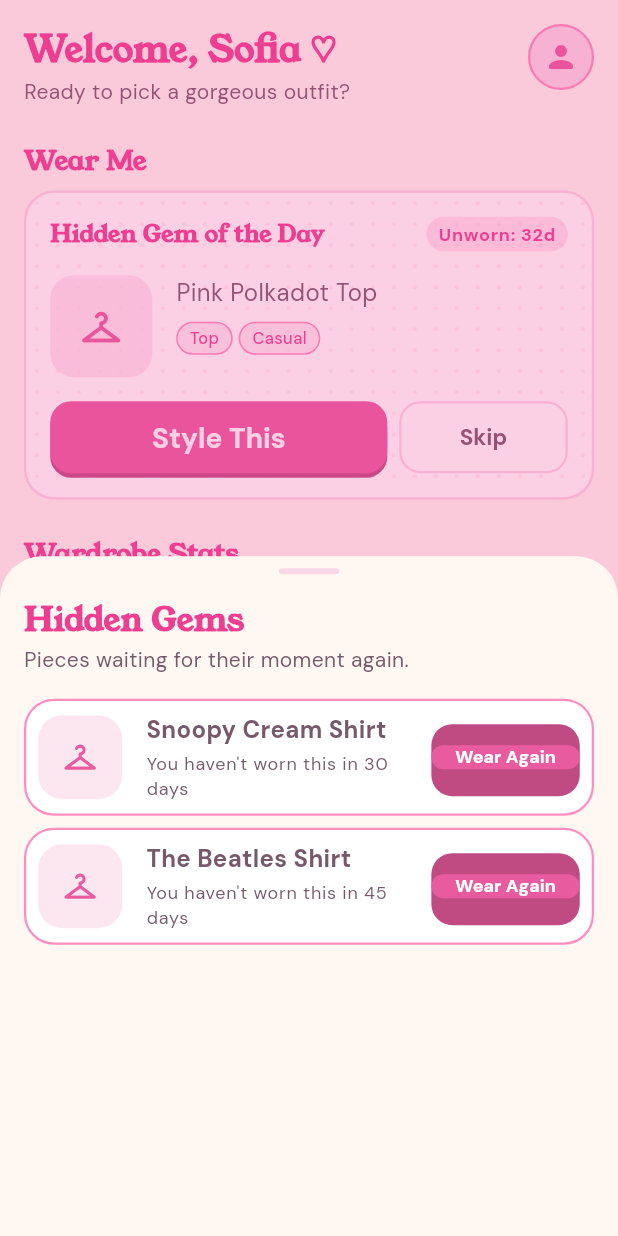
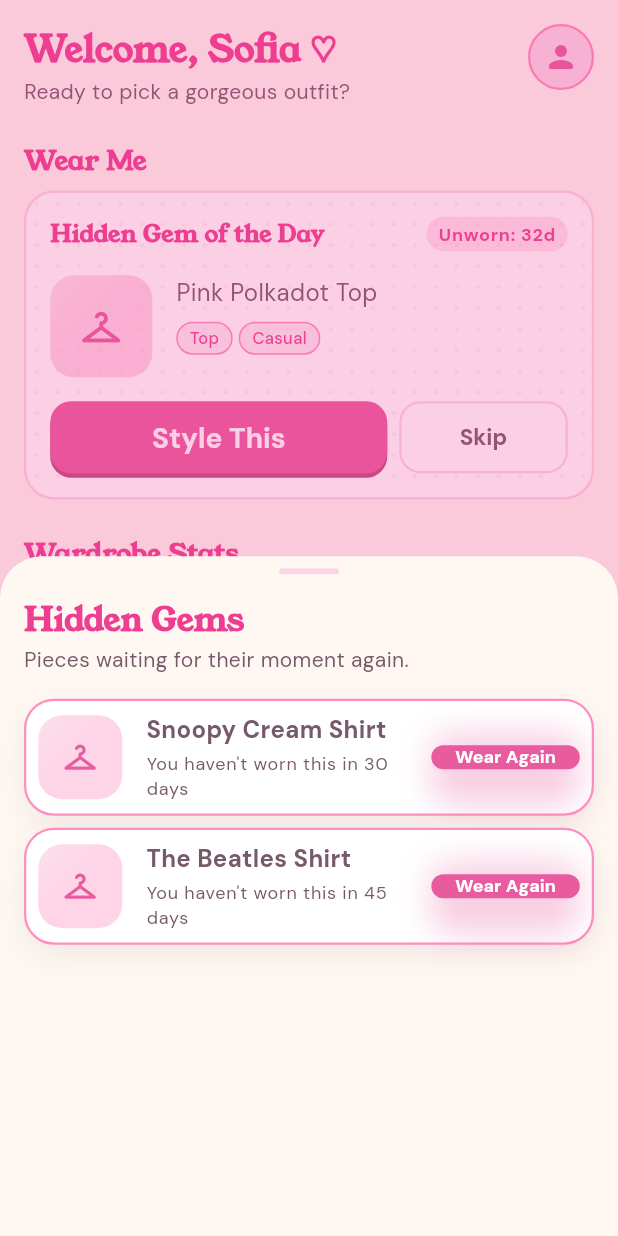
Before and after one commit to sofiademesa/love-my-closet, a Flutter app: the HomeScreen screen opened directly, after a tap on "See More >", on a phone screen of 412 x 824 dp. Run offline on Flutter 3.47's test engine with Material 3 defaults, Android fonts, the phone set to English and light mode, and no system bars; our stand-ins replace device_preview.

Commit message:
Added slight modifications to the design

```diff
--- a/lib/theme.dart
+++ b/lib/theme.dart
@@ -29,6 +29,28 @@ class AppRadius {
   static const double button = 14;
   static const double field = 16;
   static const double card = 20;
+}
+
+/// Soft, on-brand shadows used to lift surfaces (cards, buttons, the nav
+/// bar) off the dotted background so the UI reads as layered rather than flat.
+class AppShadows {
+  /// Neutral shadow for white/cream surfaces (cards, tiles, the nav bar).
+  static List<BoxShadow> surface = [
+    BoxShadow(
+      color: AppColors.mutedBrown.withValues(alpha: 0.10),
+      blurRadius: 18,
+      offset: const Offset(0, 8),
+    ),
+  ];
+
+  /// Tinted glow used under colored, tappable elements (primary buttons, FAB).
+  static List<BoxShadow> glow(Color color, {double alpha = 0.35}) => [
+    BoxShadow(
+      color: color.withValues(alpha: alpha),
+      blurRadius: 18,
+      offset: const Offset(0, 8),
+    ),
+  ];
 }
 
 /// 2. Type scale ------------------------------------------------------------
--- a/lib/widgets/bottom_nav_bar.dart
+++ b/lib/widgets/bottom_nav_bar.dart
@@ -67,12 +67,22 @@ class _NavIcon extends StatelessWidget {
         child: Column(
           mainAxisSize: MainAxisSize.min,
           children: [
-            Icon(
+              AnimatedContainer(
+                duration: const Duration(milliseconds: 200),
+                padding: const EdgeInsets.all(6),
+                decoration: BoxDecoration(
+                  color: selected
+                      ? AppColors.buttonPink.withValues(alpha: 0.12)
+                      : Colors.transparent,
+                  shape: BoxShape.circle,
+                ),
+                child: Icon(
                   icon,
                   color: selected ? AppColors.buttonPink : AppColors.mutedBrown,
-              size: 24,
+                  size: 22,
                 ),
-            const SizedBox(height: 3),
+              ),
+              const SizedBox(height: 2),
               AnimatedContainer(
                 duration: const Duration(milliseconds: 200),
                 width: selected ? 16 : 0,
--- a/lib/widgets/clothing_card.dart
+++ b/lib/widgets/clothing_card.dart
@@ -29,7 +29,11 @@ class ClothingCard extends StatelessWidget {
         color: AppColors.white,
         borderRadius: BorderRadius.circular(AppRadius.card),
         border: Border.all(color: AppColors.blush, width: 1.5),
+        boxShadow: AppShadows.surface,
       ),
+        child: Material(
+          color: Colors.transparent,
+          borderRadius: BorderRadius.circular(AppRadius.card),
           child: InkWell(
             onTap: onTap,
             borderRadius: BorderRadius.circular(AppRadius.card),
@@ -60,6 +64,7 @@ class ClothingCard extends StatelessWidget {
               ),
             ),
           ),
+        ),
       );
     }
   }
--- a/lib/widgets/clothing_thumb.dart
+++ b/lib/widgets/clothing_thumb.dart
@@ -21,7 +21,14 @@ class ClothingThumb extends StatelessWidget {
       width: size,
       height: size,
       decoration: BoxDecoration(
-        color: AppColors.blush.withValues(alpha: 0.6),
+        gradient: LinearGradient(
+          begin: Alignment.topLeft,
+          end: Alignment.bottomRight,
+          colors: [
+            AppColors.blush.withValues(alpha: 0.75),
+            AppColors.softPink.withValues(alpha: 0.35),
+          ],
+        ),
         borderRadius: BorderRadius.circular(AppRadius.field),
       ),
       child: Icon(icon, color: AppColors.buttonPink, size: size * 0.45),
--- a/lib/widgets/dot_pattern.dart
+++ b/lib/widgets/dot_pattern.dart
@@ -1,21 +1,24 @@
 import 'package:flutter/material.dart';
 
-/// Faint polka-dot texture behind a card's content, matching the dotted
-/// background in the mockup. Paints a solid [backgroundColor] first, then
-/// the dots, then [child] on top — so wrap the result in a ClipRRect if the
-/// card has rounded corners.
+/// Faint polka-dot texture behind content, matching the dotted background in
+
 class DotPattern extends StatelessWidget {
   const DotPattern({
     super.key,
     required this.child,
-    required this.backgroundColor,
+    this.backgroundColor,
+    this.backgroundGradient,
     this.dotColor = const Color(0x14EE3E91),
     this.spacing = 14,
     this.dotRadius = 1.4,
-  });
+  }) : assert(
+         backgroundColor != null || backgroundGradient != null,
+         'Provide a backgroundColor or a backgroundGradient.',
+       );
 
   final Widget child;
-  final Color backgroundColor;
+  final Color? backgroundColor;
+  final Gradient? backgroundGradient;
   final Color dotColor;
   final double spacing;
   final double dotRadius;
@@ -24,7 +27,13 @@ class DotPattern extends StatelessWidget {
   Widget build(BuildContext context) {
     return Stack(
       children: [
-        Positioned.fill(child: ColoredBox(color: backgroundColor)),
+        Positioned.fill(
+          child: backgroundGradient != null
+              ? DecoratedBox(
+                  decoration: BoxDecoration(gradient: backgroundGradient),
+                )
+              : ColoredBox(color: backgroundColor!),
+        ),
         Positioned.fill(
           child: CustomPaint(
             painter: _DotPainter(color: dotColor, spacing: spacing, radius: dotRadius),
--- a/lib/widgets/hidden_gem_card.dart
+++ b/lib/widgets/hidden_gem_card.dart
@@ -29,6 +29,7 @@ class HiddenGemCard extends StatelessWidget {
         color: AppColors.white,
         borderRadius: BorderRadius.circular(AppRadius.card),
         border: Border.all(color: AppColors.softPink, width: 1.5),
+        boxShadow: AppShadows.surface,
       ),
       child: Row(
         children: [
@@ -59,16 +60,7 @@ class HiddenGemCard extends StatelessWidget {
               borderRadius: BorderRadius.circular(AppRadius.button),
               boxShadow: onWearAgain == null
                   ? null
-                  : [
-                      BoxShadow(
-                        color: Color.lerp(
-                          AppColors.buttonPink,
-                          Colors.black,
-                          0.18,
-                        )!,
-                        offset: const Offset(0, 2),
-                      ),
-                    ],
+                  : AppShadows.glow(AppColors.buttonPink, alpha: 0.3),
               ),
               child: FilledButton(
                 onPressed: onWearAgain,
--- a/lib/widgets/primary_button.dart
+++ b/lib/widgets/primary_button.dart
@@ -2,7 +2,8 @@ import 'package:flutter/material.dart';
 
 import '../theme.dart';
 
-/// Main call-to-action button: pink fill, white bold label, soft bottom edge.
+/// Main call-to-action button
+
 class PrimaryButton extends StatelessWidget {
   const PrimaryButton({
     super.key,
```
Also changed, not shown: lib/widgets/page_dots.dart (+13 -3 lines), lib/widgets/secondary_button.dart (+39 -15 lines). Lines whose indentation alone changed are shown as unchanged.
